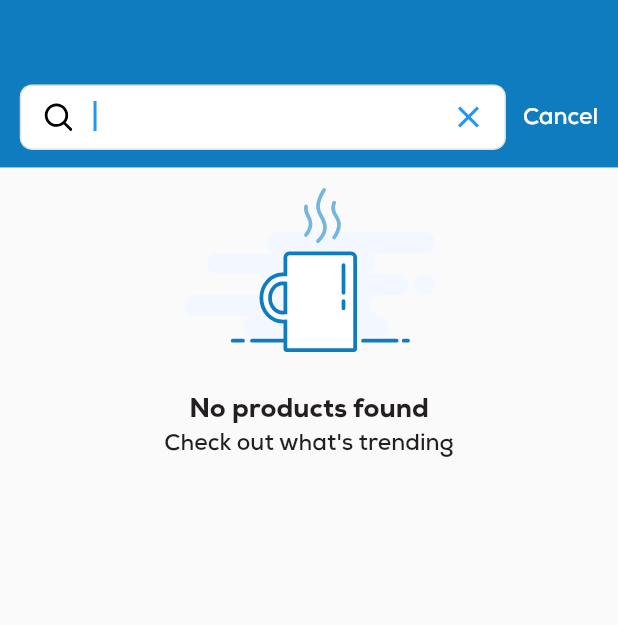
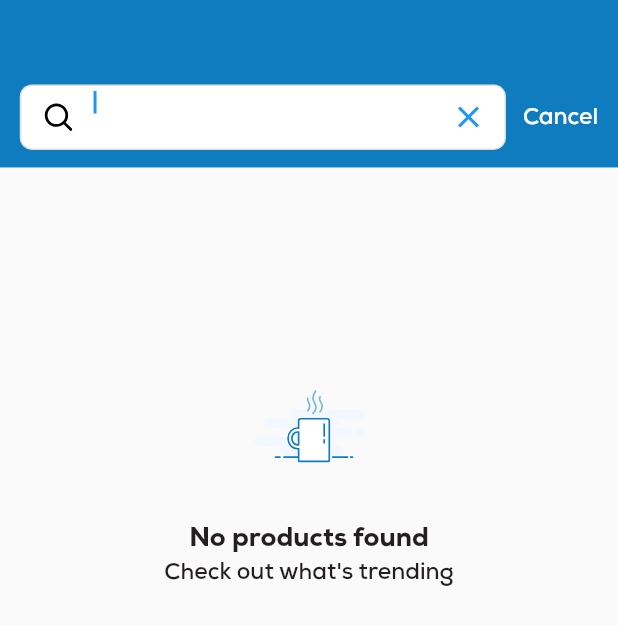
Before and after one commit to CofePedia/coffee_pedia_mobile_app, a Flutter app: the screen it shows after launch, after a tap on "Search CofePedia", on a phone screen of 412 x 824 dp. Shown: the top 625 px of the screen. Run offline on Flutter 3.47's test engine with Material 2 defaults, Android fonts, the phone set to English and light mode, and no system bars; our stand-ins replace badges, bloc, bot_toast, cached_network_image, card_swiper, easy_debounce and 16 more; missing offline and left inert: appmetrica_sdk, flutter_inappwebview, latlng, map, pushwoosh; accounts and stored records are empty; network calls fail; project files that could hold a hidden picture were left out; key blocks and very long unbroken strings in the code were emptied for the run.

Commit message:
solve client comments 1

```diff
--- a/lib/data/models/categories.dart
+++ b/lib/data/models/categories.dart
@@ -1,6 +1,3 @@
-///
-/// Code generated by jsonToDartModel https://ashamp.github.io/jsonToDartModel/
-///
 class CategoriesDataChildren {
 /*
 {
--- a/lib/ui/screens/home/search_bar.dart
+++ b/lib/ui/screens/home/search_bar.dart
@@ -12,6 +12,8 @@ import 'package:flutter/material.dart';
 import 'package:flutter_bloc/flutter_bloc.dart';
 import 'package:flutter_screenutil/flutter_screenutil.dart';
 import 'package:flutter_svg/svg.dart';
+
+import '../../../constants/colors.dart';
 
 class SearchBarProvider extends StatelessWidget {
   const SearchBarProvider({Key? key}) : super(key: key);
@@ -63,12 +65,15 @@ class _SearchBarState extends State<SearchBar> {
                   Container(
                     height: 43.h,
                     width: 295.w,
-                    child: TextField(
+                    child: TextFormField(
                       controller: _searchTextController,
                       autofocus: true,
                       onChanged: (searchedProduct) {
                         EasyDebounce.debounce(
-                            'search-key', Duration(seconds: 1), () {
+                            'search-key',
+                            Duration(
+                              milliseconds: 5,
+                            ), () {
                           BlocProvider.of<SearchCubit>(context)
                               .getSearch(searchedProduct);
                         });
@@ -77,10 +82,16 @@ class _SearchBarState extends State<SearchBar> {
                                 'Search for a product $_searchTextController');
                         print('searchedProduct $searchedProduct');
                       },
+                      style: Theme.of(context)
+                          .textTheme
+                          .headline2!
+                          .copyWith(color: kLightBlack),
                       decoration: InputDecoration(
                         // hintText:
                         //     translator.translate("home_screen.search"),
-                        contentPadding: EdgeInsets.all(7.h),
+                        // contentPadding: EdgeInsets.all(7.h),
+                        contentPadding: EdgeInsets.symmetric(horizontal: 10.w),
+
                         border: InputBorder.none,
                         suffixIcon: InkWell(
                           onTap: () {
@@ -378,20 +389,34 @@ class _SearchBarState extends State<SearchBar> {
                                 // );
                               }),
                         )
-                      : EmptyWidgets(
-                          image: Assets.noItems,
-                          title: translator
-                              .translate("categories_screen.No products found"),
-                          description: translator.translate(
-                              "categories_screen.Check out what's trending"),
+                      : Column(
+                          children: [
+                            Container(
+                              height: 120.h,
+                            ),
+                            EmptyWidgets(
+                              image: Assets.noItems,
+                              title: translator.translate(
+                                  "categories_screen.No products found"),
+                              description: translator.translate(
+                                  "categories_screen.Check out what's trending"),
+                            ),
+                          ],
                         );
                 } else {
-                  return EmptyWidgets(
-                    image: Assets.noItems,
-                    title: translator
-                        .translate("categories_screen.No products found"),
-                    description: translator.translate(
-                        "categories_screen.Check out what's trending"),
+                  return Column(
+                    children: [
+                      Container(
+                        height: 120.h,
+                      ),
+                      EmptyWidgets(
+                        image: Assets.noItems,
+                        title: translator
+                            .translate("categories_screen.No products found"),
+                        description: translator.translate(
+                            "categories_screen.Check out what's trending"),
+                      ),
+                    ],
                   );
                 }
               },
--- a/lib/ui/screens/home_page.dart
+++ b/lib/ui/screens/home_page.dart
@@ -58,7 +58,11 @@ class _HomePageState extends State<HomePage> {
         padding: EdgeInsets.only(bottom: 5.h),
         child: Badge(
           badgeColor: kYellow,
-          showBadge: index == 1 ? true : false,
+          showBadge: Prefs.getString("totalItems") != null &&
+                  Prefs.getString("totalItems") != "0" &&
+                  index == 1
+              ? true
+              : false,
           badgeContent: BlocBuilder<BasketCubit, BasketState>(
             builder: (context, state) {
               if (state is LocalBasketLoaded) {
--- a/lib/ui/screens/profile_screen.dart
+++ b/lib/ui/screens/profile_screen.dart
@@ -108,17 +108,24 @@ class _ProfileScreenState extends State<_ProfileScreen> {
                             Row(
                               children: [
                                 state.me!.data!.avatar != ''
-                                    ? Container(
-                                        width: 55.0.w,
-                                        height: 55.0.h,
-                                        decoration: BoxDecoration(
-                                          image: DecorationImage(
-                                            image: NetworkImage(
-                                              state.me!.data!.avatar!,
-                                            ),
-                                          ),
-                                          shape: BoxShape.circle,
-                                        ),
+                                    ?
+                                    // Container(
+                                    //         width: 55.0.w,
+                                    //         height: 55.0.h,
+                                    //         decoration: BoxDecoration(
+                                    //           image: DecorationImage(
+                                    //             image: NetworkImage(
+                                    //               state.me!.data!.avatar!,
+                                    //             ),
+                                    //           ),
+                                    //           shape: BoxShape.circle,
+                                    //         ),
+                                    //       )
+                                    CircleAvatar(
+                                        backgroundColor: Colors.grey.shade300,
+                                        foregroundImage: NetworkImage(
+                                            state.me!.data!.avatar!),
+                                        radius: 25.r,
                                       )
                                     : CircleAvatar(
                                         backgroundColor: Theme.of(context)
--- a/lib/ui/widgets/empty_widgets.dart
+++ b/lib/ui/widgets/empty_widgets.dart
@@ -24,7 +24,11 @@ class EmptyWidgets extends StatelessWidget {
         crossAxisAlignment: CrossAxisAlignment.center,
         mainAxisAlignment: MainAxisAlignment.center,
         children: [
-          SvgPicture.asset(image),
+          SvgPicture.asset(
+            image,
+            height: 100.h,
+            width: 100.w,
+          ),
           SizedBox(
             height: 16.h,
           ),
```
Also changed, not shown: lib/ui/checkout_item.dart (+5 -6 lines), lib/ui/screens/address_bookٍ_screen.dart (+12 -5 lines), lib/ui/screens/brand_products_screen.dart (+13 -6 lines), lib/ui/screens/category_screen.dart (+42 -4 lines), lib/ui/screens/orders_history_screen.dart (+9 -2 lines), lib/ui/screens/wishlist_screen.dart (+9 -5 lines), lib/ui/widgets/home_slider_widget.dart (+7 -3 lines).
